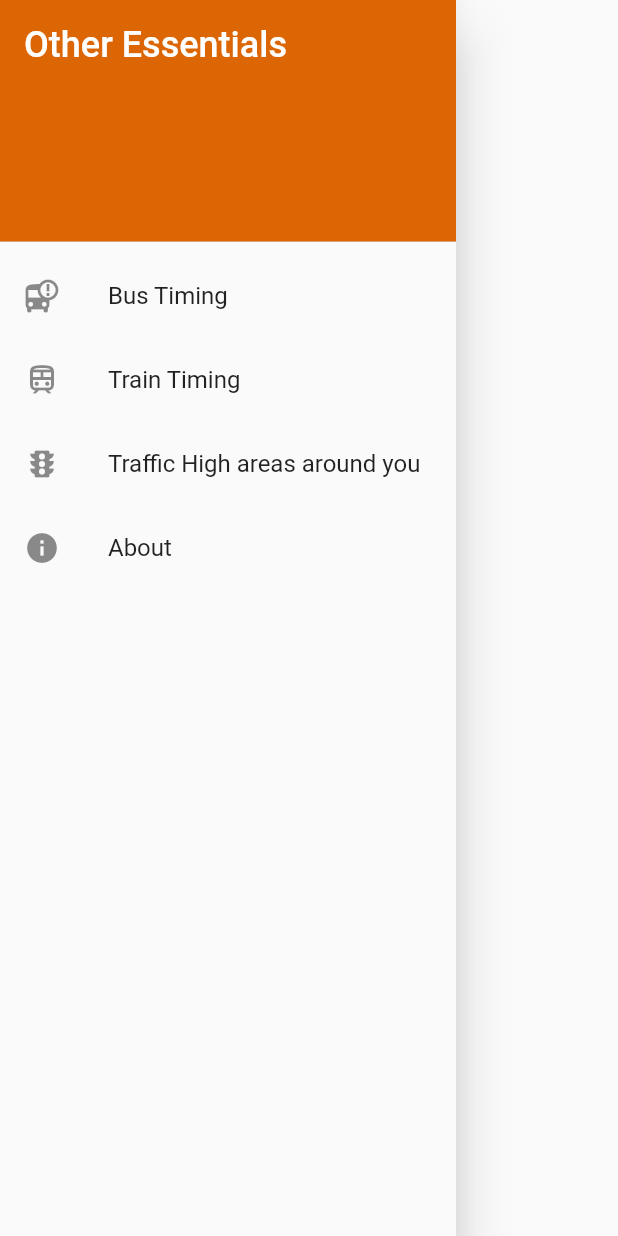
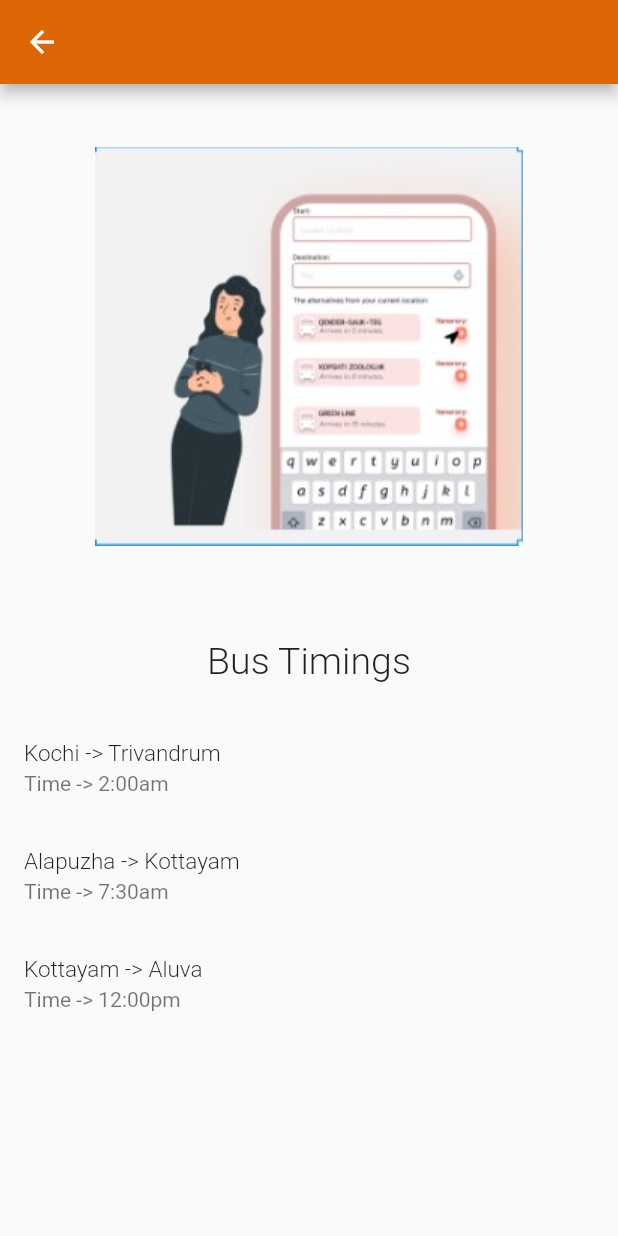
Before and after one commit to widejoy/make-a-ton, a Flutter app: the MyDrawer widget shown alone on an empty page, opened directly, after a tap on "Bus Timing", on a phone screen of 412 x 824 dp. Run offline on Flutter 3.47's test engine with Material 2 defaults, Android fonts, the light colour scheme and no system bars; our stand-ins replace carousel_slider, cloud_firestore, firebase_auth, firebase_core, firebase_storage, image_picker and 1 more; missing offline and left inert: firebase_app_check; accounts and stored records are empty; network calls fail.

Commit message:
Dummy data for essential pages

```diff
--- a/lib/Authentication/screens/login.dart
+++ b/lib/Authentication/screens/login.dart
@@ -1,7 +1,7 @@
 import 'package:firebase_auth/firebase_auth.dart';
 import 'package:flutter/material.dart';
+import 'package:my_project/Authentication/screens/Signup.dart';
 import 'package:my_project/Authentication/widgets/field.dart';
-import 'package:my_project/authentication/screens/Signup.dart';
 import 'package:my_project/main.dart';
 
 class Login extends StatefulWidget {
--- /dev/null
+++ b/lib/screens/busTiming.dart
@@ -0,0 +1,63 @@
+import 'package:flutter/material.dart';
+
+class Bus extends StatefulWidget {
+  const Bus({super.key});
+
+  @override
+  State<Bus> createState() => _BusState();
+}
+
+class _BusState extends State<Bus> {
+  @override
+  Widget build(BuildContext context) {
+    return MaterialApp(
+      theme: ThemeData(
+        navigationBarTheme: const NavigationBarThemeData(
+          labelTextStyle: MaterialStatePropertyAll(
+            TextStyle(color: Colors.white),
+          ),
+        ),
+      ),
+      home: Scaffold(
+        appBar: AppBar(
+          backgroundColor: const Color.fromARGB(255, 220, 101, 4),
+          leading: IconButton(
+            icon: const Icon(Icons.arrow_back),
+            onPressed: () {
+              Navigator.of(context).pop();
+            },
+          ),
+        ),
+        body: Column(
+          children: [
+            Image.asset(
+              'assets/bus-await.jpeg',
+              height: 350,
+            ),
+            const SizedBox(height: 20),
+            const Text(
+              "Bus Timings",
+              style: TextStyle(fontSize: 25, fontWeight: FontWeight.w300),
+            ),
+            const SizedBox(height: 20),
+            const ListTile(
+              title: Text("Kochi -> Trivandrum",
+                  style: TextStyle(fontSize: 15, fontWeight: FontWeight.w300)),
+              subtitle: Text("Time -> 2:00am"),
+            ),
+            const ListTile(
+              title: Text("Alapuzha -> Kottayam",
+                  style: TextStyle(fontSize: 15, fontWeight: FontWeight.w300)),
+              subtitle: Text("Time -> 7:30am"),
+            ),
+            const ListTile(
+              title: Text("Kottayam -> Aluva",
+                  style: TextStyle(fontSize: 15, fontWeight: FontWeight.w300)),
+              subtitle: Text("Time -> 12:00pm"),
+            ),
+          ],
+        ),
+      ),
+    );
+  }
+}
--- a/lib/widget_tree.dart
+++ b/lib/widget_tree.dart
@@ -1,6 +1,6 @@
+import 'package:my_project/Authentication/screens/Signup.dart';
+import 'package:my_project/Authentication/screens/login.dart';
 import 'package:my_project/auth.dart';
-import 'package:my_project/authentication/screens/login.dart';
-import 'package:my_project/authentication/screens/Signup.dart';
 import 'package:flutter/material.dart';
 
 class WidgetTree extends StatefulWidget {
--- a/pubspec.yaml
+++ b/pubspec.yaml
@@ -72,6 +72,8 @@ flutter:
     - assets/announcement-image.jpeg
     - assets/to-do-image.jpeg
     - assets/travel.jpeg
+    - assets/bus-await.jpeg
+    - assets/train.jpeg
 
   # An image asset can refer to one or more resolution-specific "variants", see
   # https://flutter.dev/assets-and-images/#resolution-aware
```
Also changed, not shown: lib/screens/nearbyTraffic.dart (added, +60 -0 lines), lib/screens/trainTimings.dart (added, +64 -0 lines), lib/widgets/drawer.dart (+24 -3 lines), assets/bus-await.jpeg (added), assets/train.jpeg (added).
